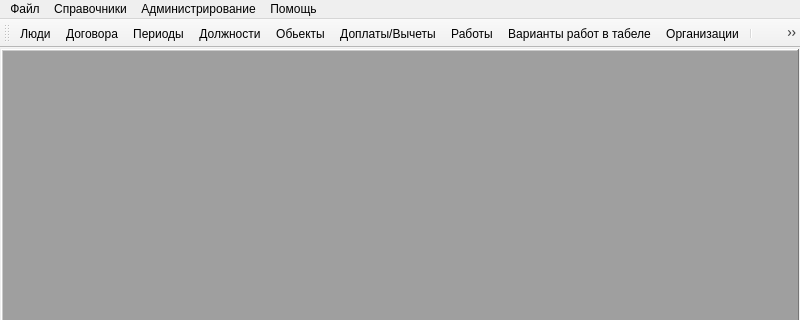
First picture: the form in src/zmainwindow.ui, repository SergeyZaz/Cleaning, before the edit; both pictures show x 0 to 800 and y 0 to 320 of the 800 by 600 pixel window.
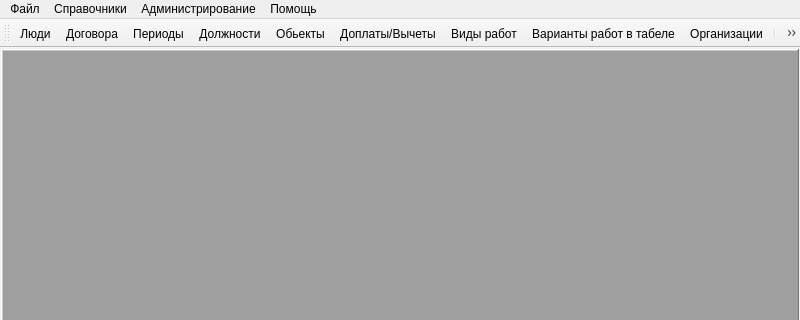
Second picture: the form after the edit. Icons and pictures are not drawn.

```diff
--- a/src/zmainwindow.ui
+++ b/src/zmainwindow.ui
@@ -518,7 +518,7 @@
      <normaloff>:/images/digg_48.png</normaloff>:/images/digg_48.png</iconset>
    </property>
    <property name="text">
-    <string>Работы</string>
+    <string>Виды работ</string>
    </property>
    <property name="toolTip">
     <string>Работы</string>
```
Left out of the diff: 2 changed lines with no effect on the pictures.
